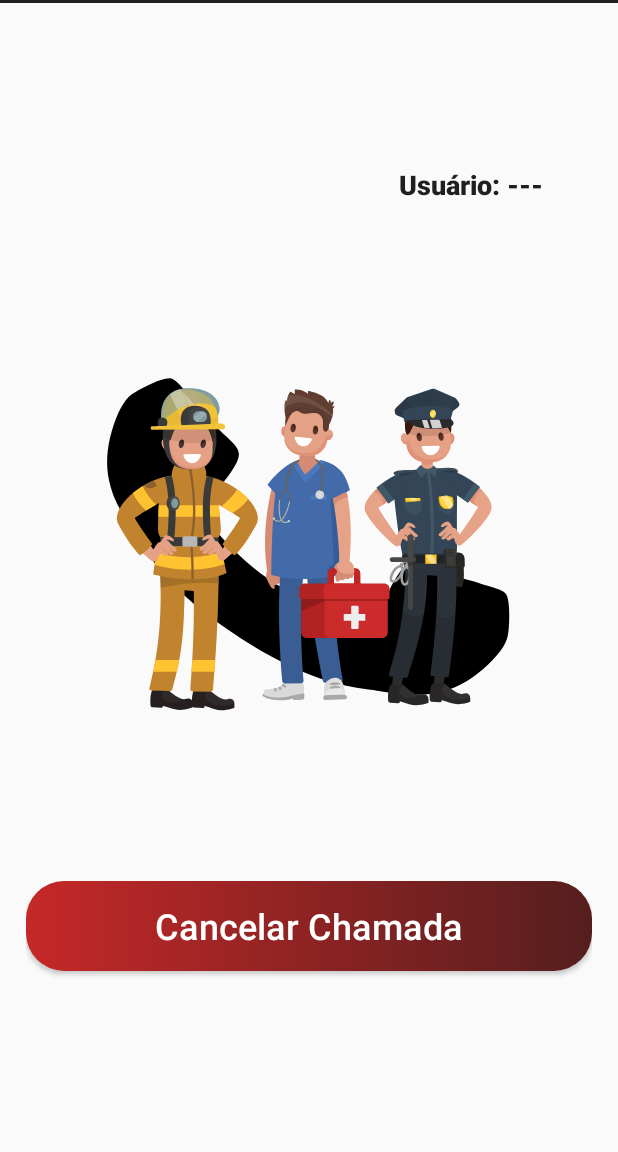
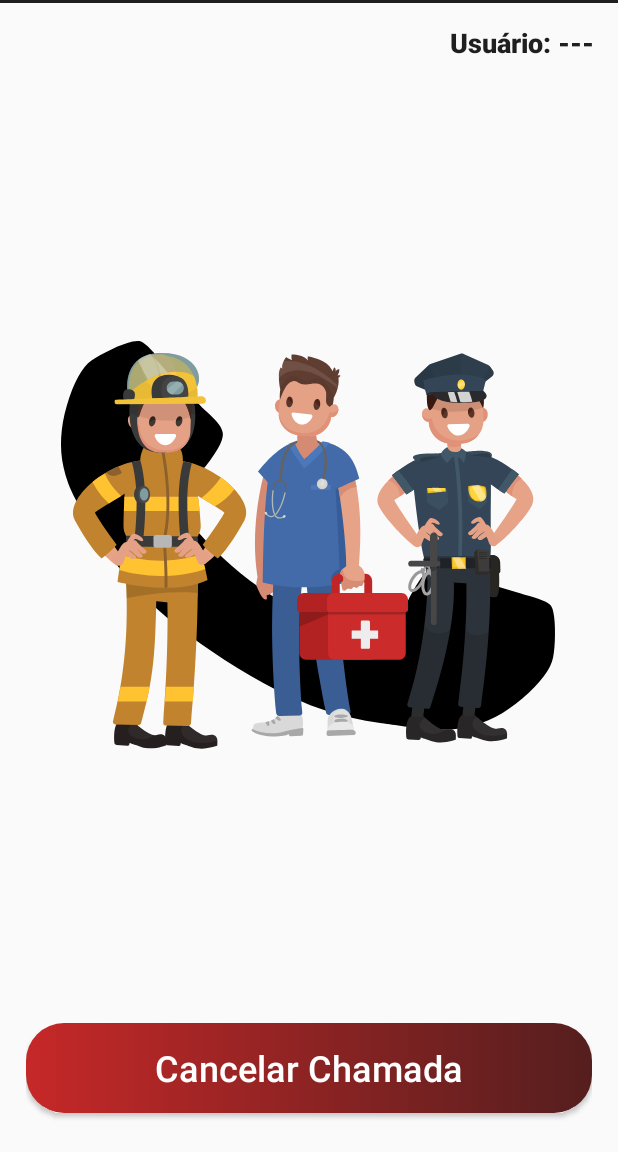
Before and after one commit to eitorpaiva/Appuros_Usuario, an Android app: the EsperandoActivity screen opened directly, with no data from a screen before it, on a phone screen of 412 x 824 dp, the part 84-1236 px from its top. Run offline under Robolectric (Android 15) with nearby library versions, the phone set to English and light mode, and no system bars; our stand-ins replace Firebase (no records; nobody signed in at launch, a user with empty details on screens opened directly); 7 statements that could not run were skipped.

Commit message:
Últimas alterações

```diff
--- a/app/src/main/res/layout/activity_esperando.xml
+++ b/app/src/main/res/layout/activity_esperando.xml
@@ -21,16 +21,13 @@
         android:id="@+id/linearLayout2"
         android:layout_width="377dp"
         android:layout_height="wrap_content"
-        android:layout_marginStart="17dp"
-        android:layout_marginTop="237dp"
-        android:layout_marginEnd="17dp"
+        android:layout_marginStart="16dp"
+        android:layout_marginEnd="16dp"
         android:layout_marginBottom="16dp"
         android:orientation="vertical"
         app:layout_constraintBottom_toBottomOf="parent"
         app:layout_constraintEnd_toEndOf="parent"
-        app:layout_constraintStart_toStartOf="parent"
-        app:layout_constraintTop_toBottomOf="@+id/usuario">
-
+        app:layout_constraintStart_toStartOf="parent">
 
 
         <Button
@@ -42,7 +39,7 @@
             android:text="Cancelar Chamada"
             android:textAllCaps="false"
             android:textColor="#fff"
-            android:textSize="24sp"/>
+            android:textSize="24sp" />
 
     </LinearLayout>
 
@@ -50,28 +47,28 @@
         android:id="@+id/usuario"
         android:layout_width="wrap_content"
         android:layout_height="wrap_content"
-        android:layout_marginStart="266dp"
         android:layout_marginTop="16dp"
-        android:layout_marginEnd="50dp"
-        android:layout_marginBottom="120dp"
+        android:layout_marginEnd="16dp"
         android:fontFamily="sans-serif-black"
         android:text="Usuário: ---"
         android:textAlignment="textEnd"
+        android:textColor="@color/colorPrimary"
         android:textSize="18sp"
-        android:textColor="@color/colorPrimary"
-        app:layout_constraintBottom_toTopOf="@+id/linearLayout2"
         app:layout_constraintEnd_toEndOf="parent"
-        app:layout_constraintStart_toStartOf="parent"
         app:layout_constraintTop_toTopOf="parent" />
 
     <ImageView
         android:id="@+id/imgEsperando"
-        android:layout_width="316dp"
-        android:layout_height="309dp"
+        android:layout_width="0dp"
+        android:layout_height="0dp"
+        android:layout_marginStart="16dp"
+        android:layout_marginTop="16dp"
+        android:layout_marginEnd="16dp"
+        android:layout_marginBottom="16dp"
         android:src="@drawable/ic_bg_chamadas"
         app:layout_constraintBottom_toTopOf="@+id/linearLayout2"
         app:layout_constraintEnd_toEndOf="parent"
         app:layout_constraintStart_toStartOf="parent"
-        app:layout_constraintTop_toBottomOf="@+id/usuario"/>
+        app:layout_constraintTop_toBottomOf="@+id/usuario" />
 
 </android.support.constraint.ConstraintLayout>
```
